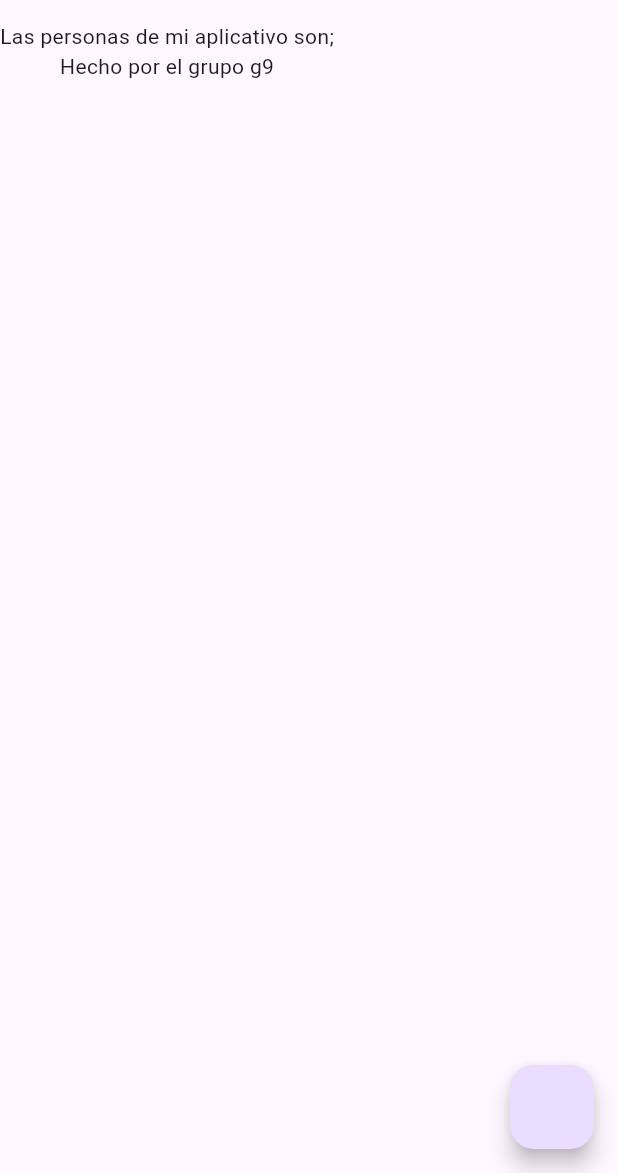
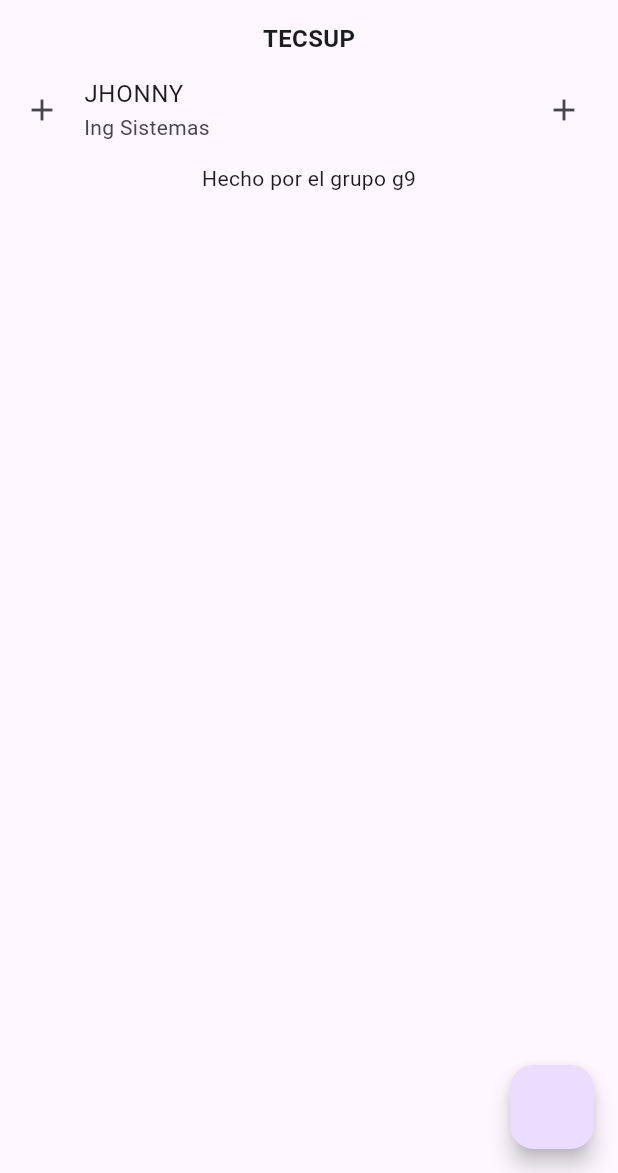
Before and after one commit to fr4nsgallegos/matriculasAppG9, a Flutter app: the screen it shows after launch, on a phone screen of 412 x 824 dp, the part 63-1236 px from its top. Run offline on Flutter 3.47's test engine with Material 3 defaults, Android fonts, the phone set to English and light mode, and no system bars.

```diff
--- a/lib/pages/home_page.dart
+++ b/lib/pages/home_page.dart
@@ -1,4 +1,6 @@
 import 'package:flutter/material.dart';
+import 'package:matriculasappg9/models/institution_model.dart';
+import 'package:matriculasappg9/models/matricula_model.dart';
 import 'package:matriculasappg9/models/person_model.dart';
 
 class HomePage extends StatefulWidget {
@@ -7,19 +9,12 @@ class HomePage extends StatefulWidget {
 }
 
 class _HomePageState extends State<HomePage> {
-  List<PersonModel> personList = [];
-
   @override
   Widget build(BuildContext context) {
     return Scaffold(
       floatingActionButton: FloatingActionButton(
         onPressed: () {
-          personList.add(
-            PersonModel(
-              name: "Ana",
-              address: "AV123",
-            ),
-          );
+          institucion1.matriculas.add(matricula2);
           setState(() {});
         },
       ),
@@ -28,11 +23,17 @@ class _HomePageState extends State<HomePage> {
       ),
       body: Column(
         children: [
-          Text("Las personas de mi aplicativo son;"),
-          ...personList.map((persona) {
+          Text(
+            institucion1.nombre,
+            style: TextStyle(
+              fontSize: 16,
+              fontWeight: FontWeight.bold,
+            ),
+          ),
+          ...institucion1.matriculas.map((matricula) {
             return ListTile(
-              title: Text(persona.name),
-              subtitle: Text(persona.address),
+              title: Text(matricula.persona.name),
+              subtitle: Text(matricula.carrera.nombre),
               trailing: Icon(Icons.add),
               leading: Icon(Icons.add),
             );
```
